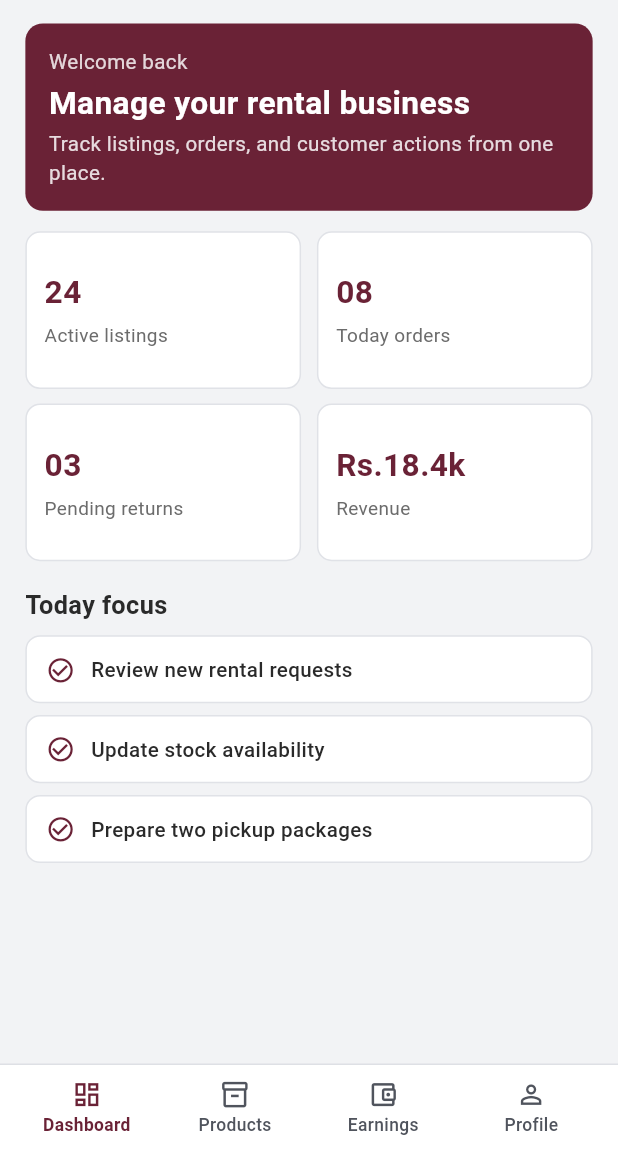
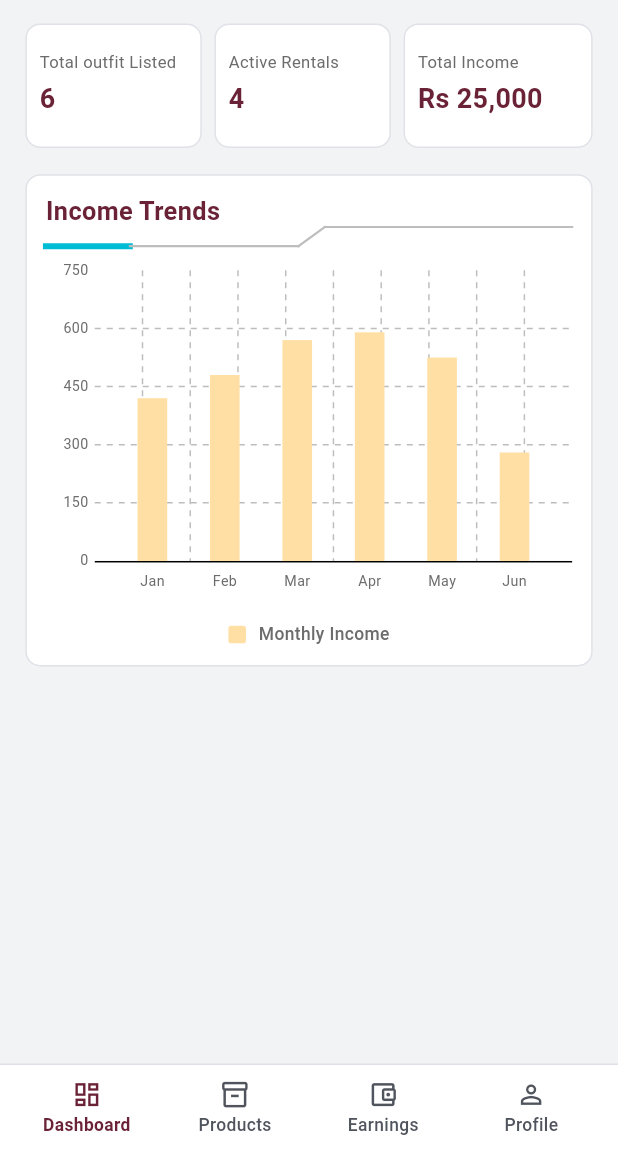
Before and after one commit to prem-create/onesoff_android, a Flutter app: the screen it shows after launch, on a phone screen of 412 x 824 dp, the part 84-1236 px from its top. Run offline on Flutter 3.47's test engine with Material 3 defaults, Android fonts, the phone set to English and light mode, and no system bars; drawn by our look-alikes of fl_chart; our stand-ins replace confetti, file_picker, get.

Commit message:
Progress/Seller Dashboard TabReady

```diff
--- a/lib/app/core/utils/deviceConstants/appStrings.dart
+++ b/lib/app/core/utils/deviceConstants/appStrings.dart
@@ -141,20 +141,12 @@ class AppStrings {
   static const String sellerNavProfile = 'Profile';
 
   static const String sellerDashboardWelcomeBack = 'Welcome back';
-  static const String sellerDashboardHeadline = 'Manage your rental business';
-  static const String sellerDashboardDescription =
-      'Track listings, orders, and customer actions from one place.';
-  static const String sellerDashboardTodayFocus = 'Today focus';
-  static const String sellerMetricActiveListings = 'Active listings';
-  static const String sellerMetricTodayOrders = 'Today orders';
-  static const String sellerMetricPendingReturns = 'Pending returns';
-  static const String sellerMetricRevenue = 'Revenue';
-  static const String sellerMetricActiveListingsValue = '24';
-  static const String sellerMetricTodayOrdersValue = '08';
-  static const String sellerMetricPendingReturnsValue = '03';
-  static const String sellerMetricRevenueValue = 'Rs.18.4k';
-  static const String sellerTaskReviewRequests = 'Review new rental requests';
-  static const String sellerTaskUpdateStock = 'Update stock availability';
-  static const String sellerTaskPreparePickupPackages =
-      'Prepare two pickup packages';
+  static const String sellerMetricTotalOutfitListed = 'Total outfit Listed';
+  static const String sellerMetricActiveRentals = 'Active Rentals';
+  static const String sellerMetricTotalIncome = 'Total Income';
+  static const String sellerMetricTotalOutfitListedValue = '6';
+  static const String sellerMetricActiveRentalsValue = '4';
+  static const String sellerMetricTotalIncomeValue = 'Rs 25,000';
+  static const String sellerIncomeTrendsTitle = 'Income Trends';
+  static const String sellerIncomeTrendsLegend = 'Monthly Income';
 }
--- a/lib/app/modules/seller/tabs/sellerDashboard_tab/getx/controllers/seller_dashboard_controller.dart
+++ b/lib/app/modules/seller/tabs/sellerDashboard_tab/getx/controllers/seller_dashboard_controller.dart
@@ -5,28 +5,28 @@ import 'package:onesoff/app/core/utils/deviceConstants/appStrings.dart';
 class SellerDashboardController extends GetxController {
   final List<SellerMetricItem> metrics = const <SellerMetricItem>[
     SellerMetricItem(
-      label: AppStrings.sellerMetricActiveListings,
-      value: AppStrings.sellerMetricActiveListingsValue,
+      label: AppStrings.sellerMetricTotalOutfitListed,
+      value: AppStrings.sellerMetricTotalOutfitListedValue,
     ),
     SellerMetricItem(
-      label: AppStrings.sellerMetricTodayOrders,
-      value: AppStrings.sellerMetricTodayOrdersValue,
+      label: AppStrings.sellerMetricActiveRentals,
+      value: AppStrings.sellerMetricActiveRentalsValue,
     ),
     SellerMetricItem(
-      label: AppStrings.sellerMetricPendingReturns,
-      value: AppStrings.sellerMetricPendingReturnsValue,
-    ),
-    SellerMetricItem(
-      label: AppStrings.sellerMetricRevenue,
-      value: AppStrings.sellerMetricRevenueValue,
+      label: AppStrings.sellerMetricTotalIncome,
+      value: AppStrings.sellerMetricTotalIncomeValue,
     ),
   ];
 
-  final List<String> tasks = const <String>[
-    AppStrings.sellerTaskReviewRequests,
-    AppStrings.sellerTaskUpdateStock,
-    AppStrings.sellerTaskPreparePickupPackages,
-  ];
+  final List<SellerIncomeTrendItem> incomeTrendItems =
+      const <SellerIncomeTrendItem>[
+        SellerIncomeTrendItem(month: 'Jan', income: 420),
+        SellerIncomeTrendItem(month: 'Feb', income: 480),
+        SellerIncomeTrendItem(month: 'Mar', income: 570),
+        SellerIncomeTrendItem(month: 'Apr', income: 590),
+        SellerIncomeTrendItem(month: 'May', income: 525),
+        SellerIncomeTrendItem(month: 'Jun', income: 280),
+      ];
 }
 
 class SellerMetricItem {
@@ -35,3 +35,10 @@ class SellerMetricItem {
   final String label;
   final String value;
 }
+
+class SellerIncomeTrendItem {
+  const SellerIncomeTrendItem({required this.month, required this.income});
+
+  final String month;
+  final double income;
+}
--- a/lib/app/modules/seller/tabs/sellerDashboard_tab/view/seller_dashboard_tab.dart
+++ b/lib/app/modules/seller/tabs/sellerDashboard_tab/view/seller_dashboard_tab.dart
@@ -1,3 +1,4 @@
+import 'package:fl_chart/fl_chart.dart';
 import 'package:flutter/material.dart';
 import 'package:get/get.dart';
 
@@ -21,73 +22,24 @@ class SellerDashboardTab extends GetView<SellerDashboardController> {
       child: Column(
         crossAxisAlignment: CrossAxisAlignment.start,
         children: <Widget>[
-          const _SellerWelcomeHeader(),
-          SizedBox(height: DeviceResponsive.h(context, 14)),
-          GridView.builder(
-            itemCount: controller.metrics.length,
-            shrinkWrap: true,
-            physics: const NeverScrollableScrollPhysics(),
-            gridDelegate: SliverGridDelegateWithFixedCrossAxisCount(
-              crossAxisCount: 2,
-              crossAxisSpacing: DeviceResponsive.w(context, 10),
-              mainAxisSpacing: DeviceResponsive.h(context, 10),
-              childAspectRatio: 1.75,
+          Row(
+            children: List<Widget>.generate(controller.metrics.length, (
+              int index,
+            ) {
+              return Expanded(
+                child: Padding(
+                  padding: EdgeInsets.only(
+                    right: index == controller.metrics.length - 1
+                        ? 0
+                        : DeviceResponsive.w(context, 8),
                   ),
-            itemBuilder: (BuildContext context, int index) {
-              return _MetricTile(item: controller.metrics[index]);
-            },
+                  child: _MetricTile(item: controller.metrics[index]),
+                ),
+              );
+            }),
           ),
           SizedBox(height: DeviceResponsive.h(context, 18)),
-          _SectionTitle(title: AppStrings.sellerDashboardTodayFocus),
-          SizedBox(height: DeviceResponsive.h(context, 8)),
-          ...controller.tasks.map((String task) => _TaskRow(title: task)),
-        ],
-      ),
-    );
-  }
-}
-
-class _SellerWelcomeHeader extends StatelessWidget {
-  const _SellerWelcomeHeader();
-
-  @override
-  Widget build(BuildContext context) {
-    return Container(
-      width: double.infinity,
-      padding: EdgeInsets.all(DeviceResponsive.r(context, 16)),
-      decoration: BoxDecoration(
-        color: AppColors.primary,
-        borderRadius: BorderRadius.circular(DeviceResponsive.r(context, 12)),
-      ),
-      child: Column(
-        crossAxisAlignment: CrossAxisAlignment.start,
-        children: <Widget>[
-          Text(
-            AppStrings.sellerDashboardWelcomeBack,
-            style: TextStyle(
-              color: Colors.white.withValues(alpha: 0.82),
-              fontSize: DeviceResponsive.sp(context, 13, minScale: 0.92),
-            ),
-          ),
-          SizedBox(height: DeviceResponsive.h(context, 6)),
-          Text(
-            AppStrings.sellerDashboardHeadline,
-            style: TextStyle(
-              color: Colors.white,
-              fontSize: DeviceResponsive.sp(context, 20, minScale: 0.92),
-              fontWeight: FontWeight.w700,
-              height: 1.15,
-            ),
-          ),
-          SizedBox(height: DeviceResponsive.h(context, 6)),
-          Text(
-            AppStrings.sellerDashboardDescription,
-            style: TextStyle(
-              color: Colors.white.withValues(alpha: 0.84),
-              fontSize: DeviceResponsive.sp(context, 13, minScale: 0.92),
-              height: 1.35,
-            ),
-          ),
+          _IncomeTrendsChart(items: controller.incomeTrendItems),
         ],
       ),
     );
@@ -101,8 +53,13 @@ class _MetricTile extends StatelessWidget {
 
   @override
   Widget build(BuildContext context) {
-    return Container(
-      padding: EdgeInsets.all(DeviceResponsive.r(context, 12)),
+    return SizedBox(
+      height: DeviceResponsive.h(context, 85),
+      child: Container(
+        padding: EdgeInsets.symmetric(
+          horizontal: DeviceResponsive.w(context, 8),
+          vertical: DeviceResponsive.h(context, 10),
+        ),
         decoration: BoxDecoration(
           color: Colors.white,
           borderRadius: BorderRadius.circular(DeviceResponsive.r(context, 10)),
@@ -113,58 +70,41 @@ class _MetricTile extends StatelessWidget {
           mainAxisAlignment: MainAxisAlignment.center,
           children: <Widget>[
             Text(
+              item.label,
+              maxLines: 2,
+              overflow: TextOverflow.ellipsis,
+              style: TextStyle(
+                color: AppColors.textSecondary,
+                fontSize: DeviceResponsive.sp(context, 10.5, minScale: 0.86),
+                height: 1.15,
+              ),
+            ),
+            SizedBox(height: DeviceResponsive.h(context, 5)),
+            Text(
               item.value,
               maxLines: 1,
               overflow: TextOverflow.ellipsis,
               style: TextStyle(
                 color: AppColors.primary,
-              fontSize: DeviceResponsive.sp(context, 20, minScale: 0.9),
+                fontSize: DeviceResponsive.sp(context, 17, minScale: 0.86),
                 fontWeight: FontWeight.w700,
               ),
             ),
-          SizedBox(height: DeviceResponsive.h(context, 5)),
-          Text(
-            item.label,
-            maxLines: 1,
-            overflow: TextOverflow.ellipsis,
-            style: TextStyle(
-              color: AppColors.textSecondary,
-              fontSize: DeviceResponsive.sp(context, 12, minScale: 0.9),
+          ],
         ),
-          ),
-        ],
       ),
     );
   }
 }
 
-class _SectionTitle extends StatelessWidget {
-  const _SectionTitle({required this.title});
+class _IncomeTrendsChart extends StatelessWidget {
+  const _IncomeTrendsChart({required this.items});
 
-  final String title;
-
-  @override
-  Widget build(BuildContext context) {
-    return Text(
-      title,
-      style: TextStyle(
-        color: AppColors.onSurface,
-        fontSize: DeviceResponsive.sp(context, 16, minScale: 0.92),
-        fontWeight: FontWeight.w700,
-      ),
-    );
-  }
-}
-
-class _TaskRow extends StatelessWidget {
-  const _TaskRow({required this.title});
-
-  final String title;
+  final List<SellerIncomeTrendItem> items;
 
   @override
   Widget build(BuildContext context) {
     return Container(
-      margin: EdgeInsets.only(bottom: DeviceResponsive.h(context, 8)),
       padding: EdgeInsets.symmetric(
         horizontal: DeviceResponsive.w(context, 12),
         vertical: DeviceResponsive.h(context, 12),
@@ -174,26 +114,262 @@ class _TaskRow extends StatelessWidget {
         borderRadius: BorderRadius.circular(DeviceResponsive.r(context, 10)),
         border: Border.all(color: const Color(0xFFE0E2E7)),
       ),
-      child: Row(
+      child: Column(
+        crossAxisAlignment: CrossAxisAlignment.start,
         children: <Widget>[
-          Icon(
-            Icons.check_circle_outline,
+          Text(
+            AppStrings.sellerIncomeTrendsTitle,
+            maxLines: 1,
+            overflow: TextOverflow.ellipsis,
+            style: TextStyle(
+              fontSize: DeviceResponsive.sp(context, 16, minScale: 0.9),
+              fontWeight: FontWeight.w700,
               color: AppColors.primary,
-            size: DeviceResponsive.r(context, 20),
             ),
-          SizedBox(width: DeviceResponsive.w(context, 10)),
-          Expanded(
+          ),
+          const IncomeTrendHeaderLine(),
+          SizedBox(height: DeviceResponsive.h(context, 12)),
+          SizedBox(
+            height: DeviceResponsive.fluid(context, min: 188, max: 238),
+            child: SellerIncomeBarChart(items: items),
+          ),
+          SizedBox(height: DeviceResponsive.h(context, 18)),
+          Row(
+            mainAxisAlignment: MainAxisAlignment.center,
+            children: <Widget>[
+              Container(
+                height: DeviceResponsive.r(context, 12),
+                width: DeviceResponsive.r(context, 12),
+                decoration: BoxDecoration(
+                  color: const Color(0xFFFFDFA3),
+                  borderRadius: BorderRadius.circular(
+                    DeviceResponsive.r(context, 2),
+                  ),
+                ),
+              ),
+              SizedBox(width: DeviceResponsive.w(context, 8)),
+              Flexible(
                 child: Text(
-              title,
+                  AppStrings.sellerIncomeTrendsLegend,
+                  maxLines: 1,
+                  overflow: TextOverflow.ellipsis,
                   style: TextStyle(
-                color: AppColors.onSurface,
-                fontSize: DeviceResponsive.sp(context, 13, minScale: 0.92),
+                    color: AppColors.textSecondary,
+                    fontSize: DeviceResponsive.sp(context, 11, minScale: 0.9),
                     fontWeight: FontWeight.w500,
                   ),
                 ),
               ),
             ],
           ),
+        ],
+      ),
     );
   }
 }
+
+class IncomeTrendHeaderLine extends StatelessWidget {
+  const IncomeTrendHeaderLine({super.key});
+
+  @override
+  Widget build(BuildContext context) {
+    final double lineHeight = DeviceResponsive.h(
+      context,
+      16,
+    ).clamp(12, 18).toDouble();
+
+    return SizedBox(
+      height: lineHeight,
+      width: double.infinity,
+      child: CustomPaint(
+        painter: _IncomeTrendLinePainter(
+          accentStrokeWidth: DeviceResponsive.r(
+            context,
+            4,
+          ).clamp(3, 5).toDouble(),
+          baseStrokeWidth: DeviceResponsive.r(
+            context,
+            1.5,
+          ).clamp(1.2, 2).toDouble(),
+        ),
+      ),
+    );
+  }
+}
+
+class _IncomeTrendLinePainter extends CustomPainter {
+  const _IncomeTrendLinePainter({
+    required this.accentStrokeWidth,
+    required this.baseStrokeWidth,
+  });
+
+  final double accentStrokeWidth;
+  final double baseStrokeWidth;
+
+  @override
+  void paint(Canvas canvas, Size size) {
+    final double lineY = size.height * 0.72;
+    final double slantHeight = size.height * 0.82;
+    final double accentLineEnd = (size.width * 0.17).clamp(40, 56).toDouble();
+    final double slantWidth = (size.width * 0.05).clamp(12, 18).toDouble();
+    final double bendStart = (size.width * 0.48)
+        .clamp(accentLineEnd + 48, size.width - slantWidth)
+        .toDouble();
+    final double upperLineY = lineY - slantHeight;
+
+    final bluePaint = Paint()
+      ..color = Colors.cyan
+      ..strokeWidth = accentStrokeWidth
+      ..strokeCap = StrokeCap.square;
+
+    final greyPaint = Paint()
+      ..color = Colors.grey.shade400
+      ..strokeWidth = baseStrokeWidth
+      ..strokeCap = StrokeCap.square;
+
+    canvas.drawLine(Offset(0, lineY), Offset(accentLineEnd, lineY), bluePaint);
+
+    canvas.drawLine(
+      Offset(accentLineEnd, lineY),
+      Offset(bendStart, lineY),
+      greyPaint,
+    );
+
+    canvas.drawLine(
+      Offset(bendStart, lineY),
+      Offset(bendStart + slantWidth, upperLineY),
+      greyPaint,
+    );
+
+    canvas.drawLine(
+      Offset(bendStart + slantWidth, upperLineY),
+      Offset(size.width, upperLineY),
+      greyPaint,
+    );
+  }
+
+  @override
+  bool shouldRepaint(covariant _IncomeTrendLinePainter oldDelegate) {
+    return oldDelegate.accentStrokeWidth != accentStrokeWidth ||
+        oldDelegate.baseStrokeWidth != baseStrokeWidth;
+  }
+}
+
+class SellerIncomeBarChart extends StatelessWidget {
+  const SellerIncomeBarChart({super.key, required this.items});
+
+  final List<SellerIncomeTrendItem> items;
+
+  @override
+  Widget build(BuildContext context) {
+    final double barWidth = DeviceResponsive.fluid(context, min: 14, max: 24);
+    final double leftReservedSize = DeviceResponsive.fluid(
+      context,
+      min: 28,
+      max: 36,
+    );
+    final double labelFontSize = DeviceResponsive.sp(
+      context,
+      9,
+      minScale: 0.88,
+      maxScale: 1.08,
+    );
+    final double gridStrokeWidth = DeviceResponsive.r(
+      context,
+      1,
+    ).clamp(0.7, 1).toDouble();
+
+    return BarChart(
+      BarChartData(
+        maxY: 750,
+        minY: 0,
+        gridData: FlGridData(
+          show: true,
+          drawVerticalLine: true,
+          horizontalInterval: 150,
+          getDrawingHorizontalLine: (_) => FlLine(
+            color: const Color(0xFFBDBDBD),
+            strokeWidth: gridStrokeWidth,
+            dashArray: const <int>[4, 4],
+          ),
+          getDrawingVerticalLine: (_) => FlLine(
+            color: const Color(0xFFBDBDBD),
+            strokeWidth: gridStrokeWidth,
+            dashArray: const <int>[4, 4],
+          ),
+        ),
+        borderData: FlBorderData(
+          show: true,
+          border: Border(
+
+            bottom: BorderSide()),
+        ),
+        titlesData: FlTitlesData(
+          topTitles: const AxisTitles(
+            sideTitles: SideTitles(showTitles: false),
+          ),
+          rightTitles: const AxisTitles(
+            sideTitles: SideTitles(showTitles: false),
+          ),
+          leftTitles: AxisTitles(
+            sideTitles: SideTitles(
+              showTitles: true,
+              interval: 150,
+              reservedSize: leftReservedSize,
+              getTitlesWidget: (value, meta) {
+                return SideTitleWidget(
+                  meta: meta,
+                  space: DeviceResponsive.w(context, 4),
+                  child: Text(
+                    value.toInt().toString(),
+                    maxLines: 1,
+                    style: TextStyle(
+                      color: AppColors.textSecondary,
+                      fontSize: labelFontSize,
+                    ),
+                  ),
+                );
+              },
+            ),
+          ),
+          bottomTitles: AxisTitles(
+            sideTitles: SideTitles(
+              showTitles: true,
+              getTitlesWidget: (value, meta) {
+                final index = value.toInt();
+                if (index < 0 || index >= items.length) {
+                  return const SizedBox.shrink();
+                }
+                return SideTitleWidget(
+                  meta: meta,
+                  space: DeviceResponsive.h(context, 6),
+                  child: Text(
+                    items[index].month,
+                    maxLines: 1,
+                    style: TextStyle(
+                      color: AppColors.textSecondary,
+                      fontSize: labelFontSize,
+                    ),
+                  ),
+                );
+              },
+            ),
+          ),
+        ),
+        barGroups: List<BarChartGroupData>.generate(items.length, (index) {
+          return BarChartGroupData(
+            x: index,
+            barRods: <BarChartRodData>[
+              BarChartRodData(
+                toY: items[index].income,
+                width: barWidth,
+                borderRadius: BorderRadius.zero,
+                color: const Color(0xFFFFDFA3),
+              ),
+            ],
+          );
+        }),
+      ),
+    );
+  }
+}
--- a/pubspec.yaml
+++ b/pubspec.yaml
@@ -37,6 +37,7 @@ dependencies:
   get: ^4.6.6
   confetti: ^0.8.0
   file_picker: ^10.3.2
+  fl_chart: ^1.2.0
 
 dev_dependencies:
   flutter_test:
```
Also changed, not shown: pubspec.lock. Lines whose indentation alone changed are shown as unchanged.
